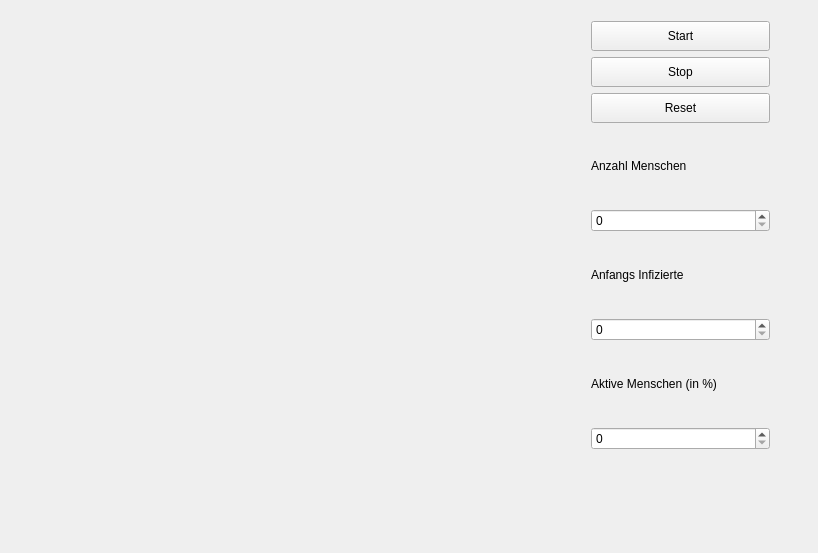
The window that CoronaSim/gameboard.ui (Stauffi21/CoronaSim) describes before a commit, drawn with Qt 5.
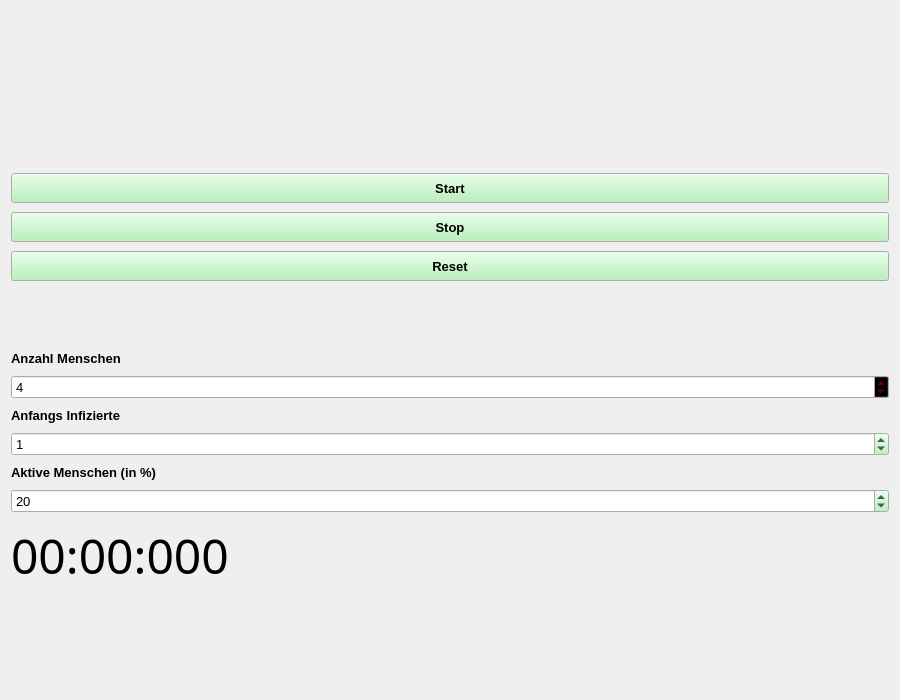
The same window after the commit.

Commit message: Design angepasst, Reset Button funktioniert, Stoppuhr funktioniert

```diff
--- a/CoronaSim/gameboard.ui
+++ b/CoronaSim/gameboard.ui
@@ -6,35 +6,106 @@
    <rect>
     <x>0</x>
     <y>0</y>
-    <width>818</width>
-    <height>553</height>
+    <width>900</width>
+    <height>700</height>
    </rect>
   </property>
+  <property name="sizePolicy">
+   <sizepolicy hsizetype="Preferred" vsizetype="Preferred">
+    <horstretch>0</horstretch>
+    <verstretch>0</verstretch>
+   </sizepolicy>
+  </property>
   <property name="minimumSize">
    <size>
-    <width>818</width>
-    <height>553</height>
+    <width>900</width>
+    <height>700</height>
    </size>
   </property>
   <property name="maximumSize">
    <size>
-    <width>818</width>
-    <height>553</height>
+    <width>2000</width>
+    <height>1800</height>
    </size>
   </property>
+  <property name="palette">
+   <palette>
+    <active>
+     <colorrole role="Button">
+      <brush brushstyle="SolidPattern">
+       <color alpha="255">
+        <red>171</red>
+        <green>240</green>
+        <blue>175</blue>
+       </color>
+      </brush>
+     </colorrole>
+    </active>
+    <inactive>
+     <colorrole role="Button">
+      <brush brushstyle="SolidPattern">
+       <color alpha="255">
+        <red>171</red>
+        <green>240</green>
+        <blue>175</blue>
+       </color>
+      </brush>
+     </colorrole>
+    </inactive>
+    <disabled>
+     <colorrole role="Button">
+      <brush brushstyle="SolidPattern">
+       <color alpha="255">
+        <red>171</red>
+        <green>240</green>
+        <blue>175</blue>
+       </color>
+      </brush>
+     </colorrole>
+    </disabled>
+   </palette>
+  </property>
   <property name="windowTitle">
    <string>gameboard</string>
   </property>
-  <widget class="QWidget" name="verticalLayoutWidget_2">
-   <property name="geometry">
-    <rect>
-     <x>580</x>
-     <y>10</y>
-     <width>201</width>
-     <height>531</height>
-    </rect>
-   </property>
+  <layout class="QHBoxLayout" name="horizontalLayout">
+   <item>
+    <layout class="QGridLayout" name="gridLayout">
+     <property name="rightMargin">
+      <number>0</number>
+     </property>
+    </layout>
+   </item>
+   <item>
    <layout class="QVBoxLayout" name="verticalLayout_2">
+     <property name="spacing">
+      <number>9</number>
+     </property>
+     <property name="sizeConstraint">
+      <enum>QLayout::SetDefaultConstraint</enum>
+     </property>
+     <property name="leftMargin">
+      <number>0</number>
+     </property>
+     <property name="topMargin">
+      <number>100</number>
+     </property>
+     <property name="bottomMargin">
+      <number>100</number>
+     </property>
+     <item>
+      <spacer name="verticalSpacer_3">
+       <property name="orientation">
+        <enum>Qt::Vertical</enum>
+       </property>
+       <property name="sizeHint" stdset="0">
+        <size>
+         <width>20</width>
+         <height>40</height>
+        </size>
+       </property>
+      </spacer>
+     </item>
     <item>
      <widget class="QPushButton" name="start">
       <property name="minimumSize">
@@ -43,6 +114,14 @@
         <height>30</height>
        </size>
       </property>
+       <property name="font">
+        <font>
+         <family>MS Sans Serif</family>
+         <pointsize>10</pointsize>
+         <weight>75</weight>
+         <bold>true</bold>
+        </font>
+       </property>
       <property name="text">
        <string>Start</string>
       </property>
@@ -56,6 +135,14 @@
         <height>30</height>
        </size>
       </property>
+       <property name="font">
+        <font>
+         <family>MS Sans Serif</family>
+         <pointsize>10</pointsize>
+         <weight>75</weight>
+         <bold>true</bold>
+        </font>
+       </property>
       <property name="text">
        <string>Stop</string>
       </property>
@@ -69,13 +156,48 @@
         <height>30</height>
        </size>
       </property>
+       <property name="font">
+        <font>
+         <family>MS Sans Serif</family>
+         <pointsize>10</pointsize>
+         <weight>75</weight>
+         <bold>true</bold>
+        </font>
+       </property>
       <property name="text">
        <string>Reset</string>
       </property>
      </widget>
     </item>
+     <item>
+      <spacer name="verticalSpacer">
+       <property name="orientation">
+        <enum>Qt::Vertical</enum>
+       </property>
+       <property name="sizeHint" stdset="0">
+        <size>
+         <width>20</width>
+         <height>40</height>
+        </size>
+       </property>
+      </spacer>
+     </item>
     <item>
      <widget class="QLabel" name="label_4">
+       <property name="maximumSize">
+        <size>
+         <width>16777215</width>
+         <height>16777215</height>
+        </size>
+       </property>
+       <property name="font">
+        <font>
+         <family>MS Sans Serif</family>
+         <pointsize>10</pointsize>
+         <weight>75</weight>
+         <bold>true</bold>
+        </font>
+       </property>
       <property name="text">
        <string>Anzahl Menschen</string>
       </property>
@@ -83,6 +205,79 @@
     </item>
     <item>
      <widget class="QSpinBox" name="menschen">
+       <property name="palette">
+        <palette>
+         <active>
+          <colorrole role="WindowText">
+           <brush brushstyle="SolidPattern">
+            <color alpha="255">
+             <red>170</red>
+             <green>0</green>
+             <blue>0</blue>
+            </color>
+           </brush>
+          </colorrole>
+          <colorrole role="Button">
+           <brush brushstyle="SolidPattern">
+            <color alpha="255">
+             <red>0</red>
+             <green>0</green>
+             <blue>0</blue>
+            </color>
+           </brush>
+          </colorrole>
+         </active>
+         <inactive>
+          <colorrole role="WindowText">
+           <brush brushstyle="SolidPattern">
+            <color alpha="255">
+             <red>170</red>
+             <green>0</green>
+             <blue>0</blue>
+            </color>
+           </brush>
+          </colorrole>
+          <colorrole role="Button">
+           <brush brushstyle="SolidPattern">
+            <color alpha="255">
+             <red>0</red>
+             <green>0</green>
+             <blue>0</blue>
+            </color>
+           </brush>
+          </colorrole>
+         </inactive>
+         <disabled>
+          <colorrole role="WindowText">
+           <brush brushstyle="SolidPattern">
+            <color alpha="255">
+             <red>120</red>
+             <green>120</green>
+             <blue>120</blue>
+            </color>
+           </brush>
+          </colorrole>
+          <colorrole role="Button">
+           <brush brushstyle="SolidPattern">
+            <color alpha="255">
+             <red>0</red>
+             <green>0</green>
+             <blue>0</blue>
+            </color>
+           </brush>
+          </colorrole>
+         </disabled>
+        </palette>
+       </property>
+       <property name="font">
+        <font>
+         <family>Arial</family>
+         <pointsize>10</pointsize>
+         <italic>false</italic>
+         <underline>false</underline>
+         <strikeout>false</strikeout>
+        </font>
+       </property>
       <property name="cursor">
        <cursorShape>ArrowCursor</cursorShape>
       </property>
@@ -93,22 +288,48 @@
        <number>200</number>
       </property>
       <property name="value">
-       <number>0</number>
+        <number>4</number>
       </property>
      </widget>
     </item>
     <item>
      <widget class="QLabel" name="label_5">
+       <property name="font">
+        <font>
+         <family>MS Sans Serif</family>
+         <pointsize>10</pointsize>
+         <weight>75</weight>
+         <bold>true</bold>
+        </font>
+       </property>
       <property name="text">
        <string>Anfangs Infizierte</string>
       </property>
      </widget>
     </item>
     <item>
-     <widget class="QSpinBox" name="infizierte"/>
+      <widget class="QSpinBox" name="infizierte">
+       <property name="font">
+        <font>
+         <family>Arial</family>
+         <pointsize>10</pointsize>
+        </font>
+       </property>
+       <property name="value">
+        <number>1</number>
+       </property>
+      </widget>
     </item>
     <item>
      <widget class="QLabel" name="label_6">
+       <property name="font">
+        <font>
+         <family>MS Sans Serif</family>
+         <pointsize>10</pointsize>
+         <weight>75</weight>
+         <bold>true</bold>
+        </font>
+       </property>
       <property name="text">
        <string>Aktive Menschen (in %)</string>
       </property>
@@ -116,34 +337,48 @@
     </item>
     <item>
      <widget class="QSpinBox" name="aktive">
+       <property name="font">
+        <font>
+         <family>Arial</family>
+         <pointsize>10</pointsize>
+        </font>
+       </property>
       <property name="maximum">
        <number>100</number>
       </property>
       <property name="singleStep">
        <number>10</number>
       </property>
+       <property name="value">
+        <number>20</number>
+       </property>
      </widget>
     </item>
     <item>
      <widget class="QLabel" name="stoppwatch">
+       <property name="minimumSize">
+        <size>
+         <width>0</width>
+         <height>13</height>
+        </size>
+       </property>
+       <property name="font">
+        <font>
+         <family>David CLM</family>
+         <pointsize>36</pointsize>
+        </font>
+       </property>
       <property name="text">
-       <string/>
-      </property>
+        <string>00:00:000</string>
+       </property>
+       <property name="textFormat">
+        <enum>Qt::RichText</enum>
+       </property>
      </widget>
     </item>
    </layout>
-  </widget>
-  <widget class="QWidget" name="gridLayoutWidget">
-   <property name="geometry">
-    <rect>
-     <x>29</x>
-     <y>10</y>
-     <width>531</width>
-     <height>531</height>
-    </rect>
-   </property>
-   <layout class="QGridLayout" name="gridLayout"/>
-  </widget>
+   </item>
+  </layout>
  </widget>
  <layoutdefault spacing="6" margin="11"/>
  <resources/>
```
Lines whose indentation alone changed are shown as unchanged. The commit also changes 6 other files.
